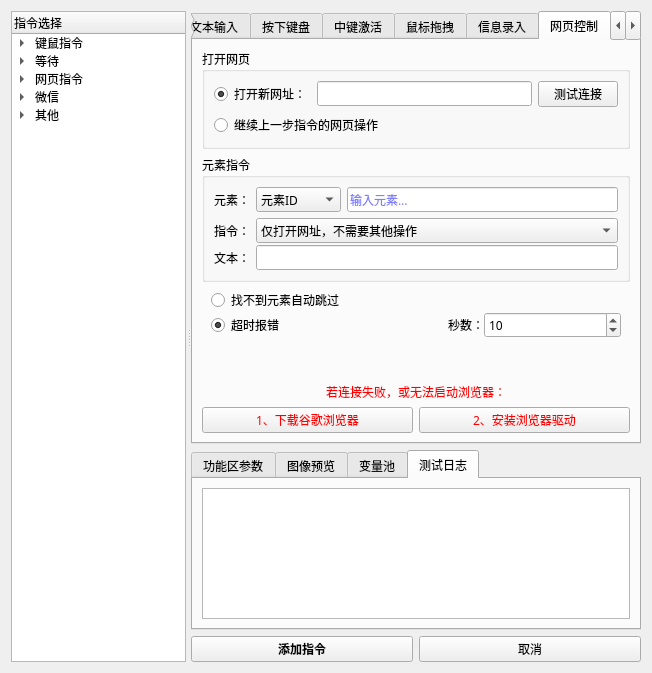
FsterThanLight/automatic_clicker_2, file 窗体/navigation.ui: the form before one commit.
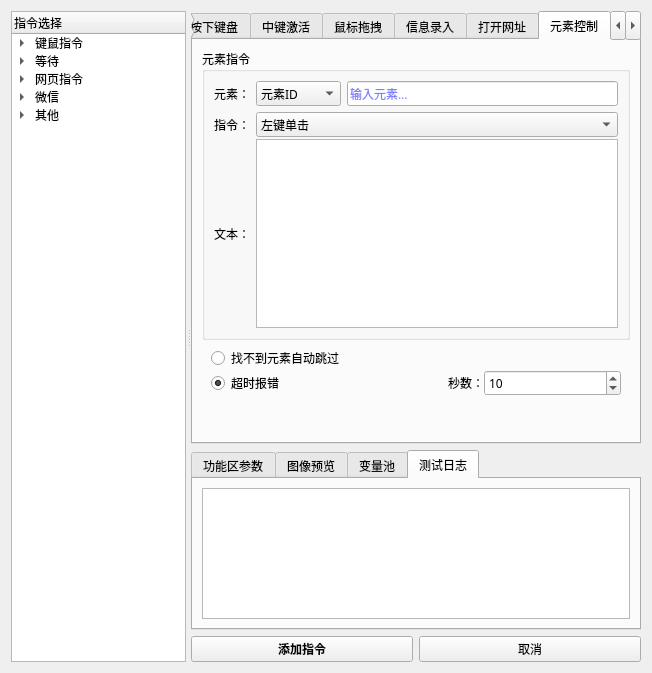
The form after the commit. The open tabs and pages were chosen to show the change. Icons and pictures are not drawn.

Commit message: 2024年01月30日 17:37:46 修复部分网页功能

Patch:
```diff
--- a/窗体/navigation.ui
+++ b/窗体/navigation.ui
@@ -2507,108 +2507,33 @@
            </item>
           </layout>
          </widget>
-         <widget class="QWidget" name="tab_11">
+         <widget class="QWidget" name="tab_26">
           <attribute name="title">
-           <string>网页控制</string>
+           <string>打开网址</string>
           </attribute>
-          <layout class="QVBoxLayout" name="verticalLayout_24">
+          <layout class="QVBoxLayout" name="verticalLayout_21">
            <item>
-            <widget class="QGroupBox" name="groupBox_3">
+            <widget class="QGroupBox" name="groupBox_21">
              <property name="title">
               <string>打开网页</string>
              </property>
-             <layout class="QVBoxLayout" name="verticalLayout_21">
+             <layout class="QVBoxLayout" name="verticalLayout_54">
               <item>
-               <layout class="QGridLayout" name="gridLayout_13">
-                <item row="0" column="1">
-                 <widget class="QLineEdit" name="lineEdit_6">
-                  <property name="palette">
-                   <palette>
-                    <active>
-                     <colorrole role="Text">
-                      <brush brushstyle="SolidPattern">
-                       <color alpha="255">
-                        <red>0</red>
-                        <green>0</green>
-                        <blue>255</blue>
-                       </color>
-                      </brush>
-                     </colorrole>
-                     <colorrole role="PlaceholderText">
-                      <brush brushstyle="SolidPattern">
-                       <color alpha="128">
-                        <red>0</red>
-                        <green>0</green>
-                        <blue>255</blue>
-                       </color>
-                      </brush>
-                     </colorrole>
-                    </active>
-                    <inactive>
-                     <colorrole role="Text">
-                      <brush brushstyle="SolidPattern">
-                       <color alpha="255">
-                        <red>0</red>
-                        <green>0</green>
-                        <blue>255</blue>
-                       </color>
-                      </brush>
-                     </colorrole>
-                     <colorrole role="PlaceholderText">
-                      <brush brushstyle="SolidPattern">
-                       <color alpha="128">
-                        <red>0</red>
-                        <green>0</green>
-                        <blue>255</blue>
-                       </color>
-                      </brush>
-                     </colorrole>
-                    </inactive>
-                    <disabled>
-                     <colorrole role="Text">
-                      <brush brushstyle="SolidPattern">
-                       <color alpha="255">
-                        <red>120</red>
-                        <green>120</green>
-                        <blue>120</blue>
-                       </color>
-                      </brush>
-                     </colorrole>
-                     <colorrole role="PlaceholderText">
-                      <brush brushstyle="SolidPattern">
-                       <color alpha="128">
-                        <red>0</red>
-                        <green>0</green>
-                        <blue>0</blue>
-                       </color>
-                      </brush>
-                     </colorrole>
-                    </disabled>
-                   </palette>
-                  </property>
-                 </widget>
-                </item>
+               <layout class="QGridLayout" name="gridLayout_32">
                 <item row="0" column="2">
-                 <widget class="QPushButton" name="pushButton_9">
+                 <widget class="QPushButton" name="pushButton_18">
                   <property name="text">
                    <string>测试连接</string>
                   </property>
                  </widget>
                 </item>
                 <item row="0" column="0">
-                 <widget class="QRadioButton" name="radioButton_8">
+                 <widget class="QLabel" name="label_54">
                   <property name="text">
-                   <string>打开新网址：</string>
+                   <string>输入网址：</string>
                   </property>
-                  <property name="checked">
-                   <bool>true</bool>
-                  </property>
-                 </widget>
-                </item>
-                <item row="1" column="0" colspan="3">
-                 <widget class="QRadioButton" name="radioButton_9">
-                  <property name="text">
-                   <string>继续上一步指令的网页操作</string>
+                  <property name="alignment">
+                   <set>Qt::AlignCenter</set>
                   </property>
                  </widget>
                 </item>
@@ -2617,6 +2542,408 @@
              </layout>
             </widget>
            </item>
+           <item>
+            <spacer name="verticalSpacer_20">
+             <property name="orientation">
+              <enum>Qt::Vertical</enum>
+             </property>
+             <property name="sizeHint" stdset="0">
+              <size>
+               <width>20</width>
+               <height>249</height>
+              </size>
+             </property>
+            </spacer>
+           </item>
+           <item>
+            <widget class="QLabel" name="label_86">
+             <property name="palette">
+              <palette>
+               <active>
+                <colorrole role="WindowText">
+                 <brush brushstyle="SolidPattern">
+                  <color alpha="255">
+                   <red>255</red>
+                   <green>0</green>
+                   <blue>0</blue>
+                  </color>
+                 </brush>
+                </colorrole>
+                <colorrole role="Text">
+                 <brush brushstyle="SolidPattern">
+                  <color alpha="255">
+                   <red>255</red>
+                   <green>0</green>
+                   <blue>0</blue>
+                  </color>
+                 </brush>
+                </colorrole>
+                <colorrole role="ButtonText">
+                 <brush brushstyle="SolidPattern">
+                  <color alpha="255">
+                   <red>255</red>
+                   <green>0</green>
+                   <blue>0</blue>
+                  </color>
+                 </brush>
+                </colorrole>
+                <colorrole role="PlaceholderText">
+                 <brush brushstyle="SolidPattern">
+                  <color alpha="128">
+                   <red>255</red>
+                   <green>0</green>
+                   <blue>0</blue>
+                  </color>
+                 </brush>
+                </colorrole>
+               </active>
+               <inactive>
+                <colorrole role="WindowText">
+                 <brush brushstyle="SolidPattern">
+                  <color alpha="255">
+                   <red>255</red>
+                   <green>0</green>
+                   <blue>0</blue>
+                  </color>
+                 </brush>
+                </colorrole>
+                <colorrole role="Text">
+                 <brush brushstyle="SolidPattern">
+                  <color alpha="255">
+                   <red>255</red>
+                   <green>0</green>
+                   <blue>0</blue>
+                  </color>
+                 </brush>
+                </colorrole>
+                <colorrole role="ButtonText">
+                 <brush brushstyle="SolidPattern">
+                  <color alpha="255">
+                   <red>255</red>
+                   <green>0</green>
+                   <blue>0</blue>
+                  </color>
+                 </brush>
+                </colorrole>
+                <colorrole role="PlaceholderText">
+                 <brush brushstyle="SolidPattern">
+                  <color alpha="128">
+                   <red>255</red>
+                   <green>0</green>
+                   <blue>0</blue>
+                  </color>
+                 </brush>
+                </colorrole>
+               </inactive>
+               <disabled>
+                <colorrole role="WindowText">
+                 <brush brushstyle="SolidPattern">
+                  <color alpha="255">
+                   <red>120</red>
+                   <green>120</green>
+                   <blue>120</blue>
+                  </color>
+                 </brush>
+                </colorrole>
+                <colorrole role="Text">
+                 <brush brushstyle="SolidPattern">
+                  <color alpha="255">
+                   <red>120</red>
+                   <green>120</green>
+                   <blue>120</blue>
+                  </color>
+                 </brush>
+                </colorrole>
+                <colorrole role="ButtonText">
+                 <brush brushstyle="SolidPattern">
+                  <color alpha="255">
+                   <red>120</red>
+                   <green>120</green>
+                   <blue>120</blue>
+                  </color>
+                 </brush>
+                </colorrole>
+                <colorrole role="PlaceholderText">
+                 <brush brushstyle="SolidPattern">
+                  <color alpha="128">
+                   <red>0</red>
+                   <green>0</green>
+                   <blue>0</blue>
+                  </color>
+                 </brush>
+                </colorrole>
+               </disabled>
+              </palette>
+             </property>
+             <property name="text">
+              <string>若连接失败，或无法启动浏览器：</string>
+             </property>
+             <property name="alignment">
+              <set>Qt::AlignCenter</set>
+             </property>
+            </widget>
+           </item>
+           <item>
+            <layout class="QHBoxLayout" name="horizontalLayout_22">
+             <item>
+              <widget class="QPushButton" name="pushButton_19">
+               <property name="palette">
+                <palette>
+                 <active>
+                  <colorrole role="WindowText">
+                   <brush brushstyle="SolidPattern">
+                    <color alpha="255">
+                     <red>255</red>
+                     <green>0</green>
+                     <blue>0</blue>
+                    </color>
+                   </brush>
+                  </colorrole>
+                  <colorrole role="Text">
+                   <brush brushstyle="SolidPattern">
+                    <color alpha="255">
+                     <red>255</red>
+                     <green>0</green>
+                     <blue>0</blue>
+                    </color>
+                   </brush>
+                  </colorrole>
+                  <colorrole role="ButtonText">
+                   <brush brushstyle="SolidPattern">
+                    <color alpha="255">
+                     <red>255</red>
+                     <green>0</green>
+                     <blue>0</blue>
+                    </color>
+                   </brush>
+                  </colorrole>
+                  <colorrole role="PlaceholderText">
+                   <brush brushstyle="SolidPattern">
+                    <color alpha="128">
+                     <red>255</red>
+                     <green>0</green>
+                     <blue>0</blue>
+                    </color>
+                   </brush>
+                  </colorrole>
+                 </active>
+                 <inactive>
+                  <colorrole role="WindowText">
+                   <brush brushstyle="SolidPattern">
+                    <color alpha="255">
+                     <red>255</red>
+                     <green>0</green>
+                     <blue>0</blue>
+                    </color>
+                   </brush>
+                  </colorrole>
+                  <colorrole role="Text">
+                   <brush brushstyle="SolidPattern">
+                    <color alpha="255">
+                     <red>255</red>
+                     <green>0</green>
+                     <blue>0</blue>
+                    </color>
+                   </brush>
+                  </colorrole>
+                  <colorrole role="ButtonText">
+                   <brush brushstyle="SolidPattern">
+                    <color alpha="255">
+                     <red>255</red>
+                     <green>0</green>
+                     <blue>0</blue>
+                    </color>
+                   </brush>
+                  </colorrole>
+                  <colorrole role="PlaceholderText">
+                   <brush brushstyle="SolidPattern">
+                    <color alpha="128">
+                     <red>255</red>
+                     <green>0</green>
+                     <blue>0</blue>
+                    </color>
+                   </brush>
+                  </colorrole>
+                 </inactive>
+                 <disabled>
+                  <colorrole role="WindowText">
+                   <brush brushstyle="SolidPattern">
+                    <color alpha="255">
+                     <red>120</red>
+                     <green>120</green>
+                     <blue>120</blue>
+                    </color>
+                   </brush>
+                  </colorrole>
+                  <colorrole role="Text">
+                   <brush brushstyle="SolidPattern">
+                    <color alpha="255">
+                     <red>120</red>
+                     <green>120</green>
+                     <blue>120</blue>
+                    </color>
+                   </brush>
+                  </colorrole>
+                  <colorrole role="ButtonText">
+                   <brush brushstyle="SolidPattern">
+                    <color alpha="255">
+                     <red>120</red>
+                     <green>120</green>
+                     <blue>120</blue>
+                    </color>
+                   </brush>
+                  </colorrole>
+                  <colorrole role="PlaceholderText">
+                   <brush brushstyle="SolidPattern">
+                    <color alpha="128">
+                     <red>0</red>
+                     <green>0</green>
+                     <blue>0</blue>
+                    </color>
+                   </brush>
+                  </colorrole>
+                 </disabled>
+                </palette>
+               </property>
+               <property name="text">
+                <string>1、下载谷歌浏览器</string>
+               </property>
+              </widget>
+             </item>
+             <item>
+              <widget class="QPushButton" name="pushButton_20">
+               <property name="palette">
+                <palette>
+                 <active>
+                  <colorrole role="WindowText">
+                   <brush brushstyle="SolidPattern">
+                    <color alpha="255">
+                     <red>255</red>
+                     <green>0</green>
+                     <blue>0</blue>
+                    </color>
+                   </brush>
+                  </colorrole>
+                  <colorrole role="Text">
+                   <brush brushstyle="SolidPattern">
+                    <color alpha="255">
+                     <red>255</red>
+                     <green>0</green>
+                     <blue>0</blue>
+                    </color>
+                   </brush>
+                  </colorrole>
+                  <colorrole role="ButtonText">
+                   <brush brushstyle="SolidPattern">
+                    <color alpha="255">
+                     <red>255</red>
+                     <green>0</green>
+                     <blue>0</blue>
+                    </color>
+                   </brush>
+                  </colorrole>
+                  <colorrole role="PlaceholderText">
+                   <brush brushstyle="SolidPattern">
+                    <color alpha="128">
+                     <red>255</red>
+                     <green>0</green>
+                     <blue>0</blue>
+                    </color>
+                   </brush>
+                  </colorrole>
+                 </active>
+                 <inactive>
+                  <colorrole role="WindowText">
+                   <brush brushstyle="SolidPattern">
+                    <color alpha="255">
+                     <red>255</red>
+                     <green>0</green>
+                     <blue>0</blue>
+                    </color>
+                   </brush>
+                  </colorrole>
+                  <colorrole role="Text">
+                   <brush brushstyle="SolidPattern">
+                    <color alpha="255">
+                     <red>255</red>
+                     <green>0</green>
+                     <blue>0</blue>
+                    </color>
+                   </brush>
+                  </colorrole>
+                  <colorrole role="ButtonText">
+                   <brush brushstyle="SolidPattern">
+                    <color alpha="255">
+                     <red>255</red>
+                     <green>0</green>
+                     <blue>0</blue>
+                    </color>
+                   </brush>
+                  </colorrole>
+                  <colorrole role="PlaceholderText">
+                   <brush brushstyle="SolidPattern">
+                    <color alpha="128">
+                     <red>255</red>
+                     <green>0</green>
+                     <blue>0</blue>
+                    </color>
+                   </brush>
+                  </colorrole>
+                 </inactive>
+                 <disabled>
+                  <colorrole role="WindowText">
+                   <brush brushstyle="SolidPattern">
+                    <color alpha="255">
+                     <red>120</red>
+                     <green>120</green>
+                     <blue>120</blue>
+                    </color>
+                   </brush>
+                  </colorrole>
+                  <colorrole role="Text">
+                   <brush brushstyle="SolidPattern">
+                    <color alpha="255">
+                     <red>120</red>
+                     <green>120</green>
+                     <blue>120</blue>
+                    </color>
+                   </brush>
+                  </colorrole>
+                  <colorrole role="ButtonText">
+                   <brush brushstyle="SolidPattern">
+                    <color alpha="255">
+                     <red>120</red>
+                     <green>120</green>
+                     <blue>120</blue>
+                    </color>
+                   </brush>
+                  </colorrole>
+                  <colorrole role="PlaceholderText">
+                   <brush brushstyle="SolidPattern">
+                    <color alpha="128">
+                     <red>0</red>
+                     <green>0</green>
+                     <blue>0</blue>
+                    </color>
+                   </brush>
+                  </colorrole>
+                 </disabled>
+                </palette>
+               </property>
+               <property name="text">
+                <string>2、安装浏览器驱动</string>
+               </property>
+              </widget>
+             </item>
+            </layout>
+           </item>
+          </layout>
+         </widget>
+         <widget class="QWidget" name="tab_11">
+          <attribute name="title">
+           <string>元素控制</string>
+          </attribute>
+          <layout class="QVBoxLayout" name="verticalLayout_24">
            <item>
             <widget class="QGroupBox" name="groupBox_4">
              <property name="title">
@@ -2825,11 +3152,6 @@
                     </disabled>
                    </palette>
                   </property>
-                  <item>
-                   <property name="text">
-                    <string>仅打开网址，不需要其他操作</string>
-                   </property>
-                  </item>
                   <item>
                    <property name="text">
                     <string>左键单击</string>
@@ -2867,72 +3189,7 @@
                  </widget>
                 </item>
                 <item row="2" column="1">
-                 <widget class="QLineEdit" name="lineEdit_8">
-                  <property name="palette">
-                   <palette>
-                    <active>
-                     <colorrole role="Text">
-                      <brush brushstyle="SolidPattern">
-                       <color alpha="255">
-                        <red>0</red>
-                        <green>0</green>
-                        <blue>255</blue>
-                       </color>
-                      </brush>
-                     </colorrole>
-                     <colorrole role="PlaceholderText">
-                      <brush brushstyle="SolidPattern">
-                       <color alpha="128">
-                        <red>0</red>
-                        <green>0</green>
-                        <blue>255</blue>
-                       </color>
-                      </brush>
-                     </colorrole>
-                    </active>
-                    <inactive>
-                     <colorrole role="Text">
-                      <brush brushstyle="SolidPattern">
-                       <color alpha="255">
-                        <red>0</red>
-                        <green>0</green>
-                        <blue>255</blue>
-                       </color>
-                      </brush>
-                     </colorrole>
-                     <colorrole role="PlaceholderText">
-                      <brush brushstyle="SolidPattern">
-                       <color alpha="128">
-                        <red>0</red>
-                        <green>0</green>
-                        <blue>255</blue>
-                       </color>
-                      </brush>
-                     </colorrole>
-                    </inactive>
-                    <disabled>
-                     <colorrole role="Text">
-                      <brush brushstyle="SolidPattern">
-                       <color alpha="255">
-                        <red>120</red>
-                        <green>120</green>
-                        <blue>120</blue>
-                       </color>
-                      </brush>
-                     </colorrole>
-                     <colorrole role="PlaceholderText">
-                      <brush brushstyle="SolidPattern">
-                       <color alpha="128">
-                        <red>0</red>
-                        <green>0</green>
-                        <blue>0</blue>
-                       </color>
-                      </brush>
-                     </colorrole>
-                    </disabled>
-                   </palette>
-                  </property>
-                 </widget>
+                 <widget class="QTextEdit" name="textEdit_3"/>
                 </item>
                </layout>
               </item>
@@ -3023,388 +3280,6 @@
              </property>
             </spacer>
            </item>
-           <item>
-            <widget class="QLabel" name="label_54">
-             <property name="palette">
-              <palette>
-               <active>
-                <colorrole role="WindowText">
-                 <brush brushstyle="SolidPattern">
-                  <color alpha="255">
-                   <red>255</red>
-                   <green>0</green>
-                   <blue>0</blue>
-                  </color>
-                 </brush>
-                </colorrole>
-                <colorrole role="Text">
-                 <brush brushstyle="SolidPattern">
-                  <color alpha="255">
-                   <red>255</red>
-                   <green>0</green>
-                   <blue>0</blue>
-                  </color>
-                 </brush>
-                </colorrole>
-                <colorrole role="ButtonText">
-                 <brush brushstyle="SolidPattern">
-                  <color alpha="255">
-                   <red>255</red>
-                   <green>0</green>
-                   <blue>0</blue>
-                  </color>
-                 </brush>
-                </colorrole>
-                <colorrole role="PlaceholderText">
-                 <brush brushstyle="SolidPattern">
-                  <color alpha="128">
-                   <red>255</red>
-                   <green>0</green>
-                   <blue>0</blue>
-                  </color>
-                 </brush>
-                </colorrole>
-               </active>
-               <inactive>
-                <colorrole role="WindowText">
-                 <brush brushstyle="SolidPattern">
-                  <color alpha="255">
-                   <red>255</red>
-                   <green>0</green>
-                   <blue>0</blue>
-                  </color>
-                 </brush>
-                </colorrole>
-                <colorrole role="Text">
-                 <brush brushstyle="SolidPattern">
-                  <color alpha="255">
-                   <red>255</red>
-                   <green>0</green>
-                   <blue>0</blue>
-                  </color>
-                 </brush>
-                </colorrole>
-                <colorrole role="ButtonText">
-                 <brush brushstyle="SolidPattern">
-                  <color alpha="255">
-                   <red>255</red>
-                   <green>0</green>
-                   <blue>0</blue>
-                  </color>
-                 </brush>
-                </colorrole>
-                <colorrole role="PlaceholderText">
-                 <brush brushstyle="SolidPattern">
-                  <color alpha="128">
-                   <red>255</red>
-                   <green>0</green>
-                   <blue>0</blue>
-                  </color>
-                 </brush>
-                </colorrole>
-               </inactive>
-               <disabled>
-                <colorrole role="WindowText">
-                 <brush brushstyle="SolidPattern">
-                  <color alpha="255">
-                   <red>120</red>
-                   <green>120</green>
-                   <blue>120</blue>
-                  </color>
-                 </brush>
-                </colorrole>
-                <colorrole role="Text">
-                 <brush brushstyle="SolidPattern">
-                  <color alpha="255">
-                   <red>120</red>
-                   <green>120</green>
-                   <blue>120</blue>
-                  </color>
-                 </brush>
-                </colorrole>
-                <colorrole role="ButtonText">
-                 <brush brushstyle="SolidPattern">
-                  <color alpha="255">
-                   <red>120</red>
-                   <green>120</green>
-                   <blue>120</blue>
-                  </color>
-                 </brush>
-                </colorrole>
-                <colorrole role="PlaceholderText">
-                 <brush brushstyle="SolidPattern">
-                  <color alpha="128">
-                   <red>0</red>
-                   <green>0</green>
-                   <blue>0</blue>
-                  </color>
-                 </brush>
-                </colorrole>
-               </disabled>
-              </palette>
-             </property>
-             <property name="text">
-              <string>若连接失败，或无法启动浏览器：</string>
-             </property>
-             <property name="alignment">
-              <set>Qt::AlignCenter</set>
-             </property>
-            </widget>
-           </item>
-           <item>
-            <layout class="QHBoxLayout" name="horizontalLayout_21">
-             <item>
-              <widget class="QPushButton" name="pushButton_10">
-               <property name="palette">
-                <palette>
-                 <active>
-                  <colorrole role="WindowText">
-                   <brush brushstyle="SolidPattern">
-                    <color alpha="255">
-                     <red>255</red>
-                     <green>0</green>
-                     <blue>0</blue>
-                    </color>
-                   </brush>
-                  </colorrole>
-                  <colorrole role="Text">
-                   <brush brushstyle="SolidPattern">
-                    <color alpha="255">
-                     <red>255</red>
-                     <green>0</green>
-                     <blue>0</blue>
-                    </color>
-                   </brush>
-                  </colorrole>
-                  <colorrole role="ButtonText">
-                   <brush brushstyle="SolidPattern">
-                    <color alpha="255">
-                     <red>255</red>
-                     <green>0</green>
-                     <blue>0</blue>
-                    </color>
-                   </brush>
-                  </colorrole>
-                  <colorrole role="PlaceholderText">
-                   <brush brushstyle="SolidPattern">
-                    <color alpha="128">
-                     <red>255</red>
-                     <green>0</green>
-                     <blue>0</blue>
-                    </color>
-                   </brush>
-                  </colorrole>
-                 </active>
-                 <inactive>
-                  <colorrole role="WindowText">
-                   <brush brushstyle="SolidPattern">
-                    <color alpha="255">
-                     <red>255</red>
-                     <green>0</green>
-                     <blue>0</blue>
-                    </color>
-                   </brush>
-                  </colorrole>
-                  <colorrole role="Text">
-                   <brush brushstyle="SolidPattern">
-                    <color alpha="255">
-                     <red>255</red>
-                     <green>0</green>
-                     <blue>0</blue>
-                    </color>
-                   </brush>
-                  </colorrole>
-                  <colorrole role="ButtonText">
-                   <brush brushstyle="SolidPattern">
-                    <color alpha="255">
-                     <red>255</red>
-                     <green>0</green>
-                     <blue>0</blue>
-                    </color>
-                   </brush>
-                  </colorrole>
-                  <colorrole role="PlaceholderText">
-                   <brush brushstyle="SolidPattern">
-                    <color alpha="128">
-                     <red>255</red>
-                     <green>0</green>
-                     <blue>0</blue>
-                    </color>
-                   </brush>
-                  </colorrole>
-                 </inactive>
-                 <disabled>
-                  <colorrole role="WindowText">
-                   <brush brushstyle="SolidPattern">
-                    <color alpha="255">
-                     <red>120</red>
-                     <green>120</green>
-                     <blue>120</blue>
-                    </color>
-                   </brush>
-                  </colorrole>
-                  <colorrole role="Text">
-                   <brush brushstyle="SolidPattern">
-                    <color alpha="255">
-                     <red>120</red>
-                     <green>120</green>
-                     <blue>120</blue>
-                    </color>
-                   </brush>
-                  </colorrole>
-                  <colorrole role="ButtonText">
-                   <brush brushstyle="SolidPattern">
-                    <color alpha="255">
-                     <red>120</red>
-                     <green>120</green>
-                     <blue>120</blue>
-                    </color>
-                   </brush>
-                  </colorrole>
-                  <colorrole role="PlaceholderText">
-                   <brush brushstyle="SolidPattern">
-                    <color alpha="128">
-                     <red>0</red>
-                     <green>0</green>
-                     <blue>0</blue>
-                    </color>
-                   </brush>
-                  </colorrole>
-                 </disabled>
-                </palette>
-               </property>
-               <property name="text">
-                <string>1、下载谷歌浏览器</string>
-               </property>
-              </widget>
-             </item>
-             <item>
-              <widget class="QPushButton" name="pushButton_11">
-               <property name="palette">
-                <palette>
-                 <active>
-                  <colorrole role="WindowText">
-                   <brush brushstyle="SolidPattern">
-                    <color alpha="255">
-                     <red>255</red>
-                     <green>0</green>
-                     <blue>0</blue>
-                    </color>
-                   </brush>
-                  </colorrole>
-                  <colorrole role="Text">
-                   <brush brushstyle="SolidPattern">
-                    <color alpha="255">
-                     <red>255</red>
-                     <green>0</green>
-                     <blue>0</blue>
-                    </color>
-                   </brush>
-                  </colorrole>
-                  <colorrole role="ButtonText">
-                   <brush brushstyle="SolidPattern">
-                    <color alpha="255">
-                     <red>255</red>
-                     <green>0</green>
-                     <blue>0</blue>
-                    </color>
-                   </brush>
-                  </colorrole>
-                  <colorrole role="PlaceholderText">
-                   <brush brushstyle="SolidPattern">
-                    <color alpha="128">
-                     <red>255</red>
-                     <green>0</green>
-                     <blue>0</blue>
-                    </color>
-                   </brush>
-                  </colorrole>
-                 </active>
-                 <inactive>
-                  <colorrole role="WindowText">
-                   <brush brushstyle="SolidPattern">
-                    <color alpha="255">
-                     <red>255</red>
-                     <green>0</green>
-                     <blue>0</blue>
-                    </color>
-                   </brush>
-                  </colorrole>
-                  <colorrole role="Text">
-                   <brush brushstyle="SolidPattern">
-                    <color alpha="255">
-                     <red>255</red>
-                     <green>0</green>
-                     <blue>0</blue>
-                    </color>
-                   </brush>
-                  </colorrole>
-                  <colorrole role="ButtonText">
-                   <brush brushstyle="SolidPattern">
-                    <color alpha="255">
-                     <red>255</red>
-                     <green>0</green>
-                     <blue>0</blue>
-                    </color>
-                   </brush>
-                  </colorrole>
-                  <colorrole role="PlaceholderText">
-                   <brush brushstyle="SolidPattern">
-                    <color alpha="128">
-                     <red>255</red>
-                     <green>0</green>
-                     <blue>0</blue>
-                    </color>
-                   </brush>
-                  </colorrole>
-                 </inactive>
-                 <disabled>
-                  <colorrole role="WindowText">
-                   <brush brushstyle="SolidPattern">
-                    <color alpha="255">
-                     <red>120</red>
-                     <green>120</green>
-                     <blue>120</blue>
-                    </color>
-                   </brush>
-                  </colorrole>
-                  <colorrole role="Text">
-                   <brush brushstyle="SolidPattern">
-                    <color alpha="255">
-                     <red>120</red>
-                     <green>120</green>
-                     <blue>120</blue>
-                    </color>
-                   </brush>
-                  </colorrole>
-                  <colorrole role="ButtonText">
-                   <brush brushstyle="SolidPattern">
-                    <color alpha="255">
-                     <red>120</red>
-                     <green>120</green>
-                     <blue>120</blue>
-                    </color>
-                   </brush>
-                  </colorrole>
-                  <colorrole role="PlaceholderText">
-                   <brush brushstyle="SolidPattern">
-                    <color alpha="128">
-                     <red>0</red>
-                     <green>0</green>
-                     <blue>0</blue>
-                    </color>
-                   </brush>
-                  </colorrole>
-                 </disabled>
-                </palette>
-               </property>
-               <property name="text">
-                <string>2、安装浏览器驱动</string>
-               </property>
-              </widget>
-             </item>
-            </layout>
-           </item>
           </layout>
          </widget>
          <widget class="QWidget" name="tab_12">
```
Left out of the diff: 79 changed lines with no effect on the pictures. The commit also changes 8 other files.
